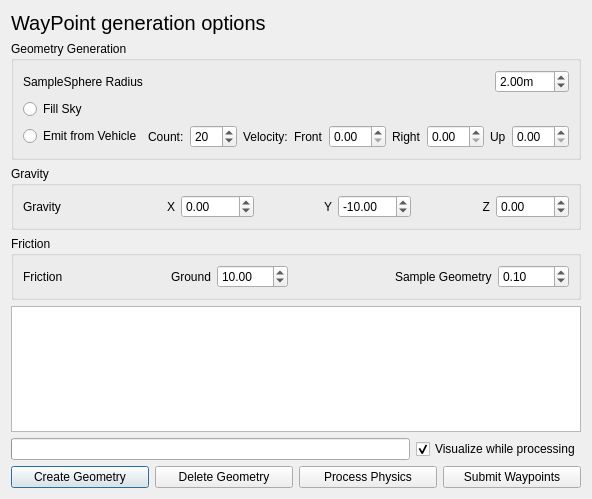
Above: basestation/flightplannerphysicsdialog.ui from wpfhtl/octocopter before the change. Below: the same form after it.
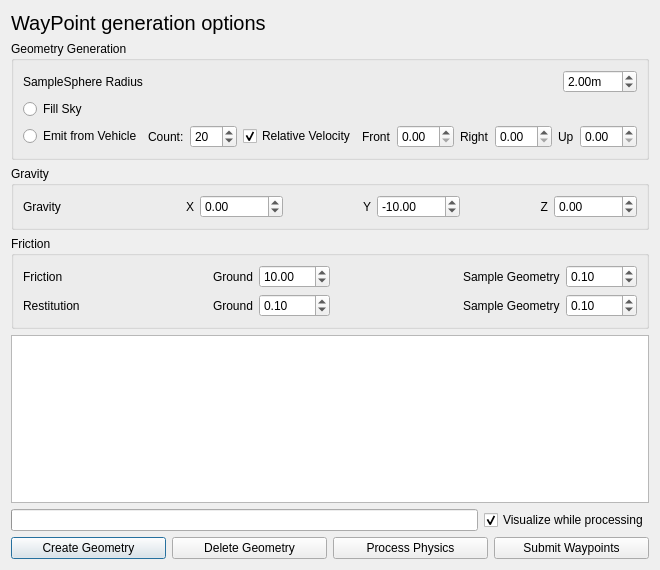
That is the form after the change.

```diff
--- a/basestation/flightplannerphysicsdialog.ui
+++ b/basestation/flightplannerphysicsdialog.ui
@@ -6,8 +6,8 @@
    <rect>
     <x>0</x>
     <y>0</y>
-    <width>531</width>
-    <height>499</height>
+    <width>594</width>
+    <height>570</height>
    </rect>
   </property>
   <property name="windowTitle">
@@ -141,9 +141,12 @@
          </spacer>
         </item>
         <item>
-         <widget class="QLabel" name="label_14">
+         <widget class="QCheckBox" name="mChkBoxRelativeVelocity">
           <property name="text">
-           <string>Velocity:</string>
+           <string>Relative Velocity</string>
+          </property>
+          <property name="checked">
+           <bool>true</bool>
           </property>
          </widget>
         </item>
@@ -305,35 +308,35 @@
      <property name="title">
       <string>Friction</string>
      </property>
-     <layout class="QHBoxLayout" name="horizontalLayout_5">
-      <item>
+     <layout class="QGridLayout" name="gridLayout">
+      <item row="0" column="0">
        <widget class="QLabel" name="label_11">
         <property name="text">
          <string>Friction</string>
         </property>
        </widget>
       </item>
-      <item>
+      <item row="0" column="1">
        <spacer name="horizontalSpacer_2">
         <property name="orientation">
          <enum>Qt::Horizontal</enum>
         </property>
         <property name="sizeHint" stdset="0">
          <size>
-          <width>40</width>
-          <height>20</height>
+          <width>37</width>
+          <height>17</height>
          </size>
         </property>
        </spacer>
       </item>
-      <item>
+      <item row="0" column="2">
        <widget class="QLabel" name="label_12">
         <property name="text">
          <string>Ground</string>
         </property>
        </widget>
       </item>
-      <item>
+      <item row="0" column="3">
        <widget class="QDoubleSpinBox" name="mSpinBoxFrictionGround">
         <property name="maximum">
          <double>1000.000000000000000</double>
@@ -343,27 +346,27 @@
         </property>
        </widget>
       </item>
-      <item>
+      <item row="0" column="4">
        <spacer name="horizontalSpacer_6">
         <property name="orientation">
          <enum>Qt::Horizontal</enum>
         </property>
         <property name="sizeHint" stdset="0">
          <size>
-          <width>40</width>
-          <height>20</height>
+          <width>37</width>
+          <height>17</height>
          </size>
         </property>
        </spacer>
       </item>
-      <item>
+      <item row="0" column="5">
        <widget class="QLabel" name="label_13">
         <property name="text">
          <string>Sample Geometry</string>
         </property>
        </widget>
       </item>
-      <item>
+      <item row="0" column="6">
        <widget class="QDoubleSpinBox" name="mSpinBoxFrictionSampleGeometry">
         <property name="maximum">
          <double>1000.000000000000000</double>
@@ -373,6 +376,73 @@
         </property>
        </widget>
       </item>
+      <item row="1" column="0">
+       <widget class="QLabel" name="label_14">
+        <property name="text">
+         <string>Restitution</string>
+        </property>
+       </widget>
+      </item>
+      <item row="1" column="1">
+       <spacer name="horizontalSpacer_10">
+        <property name="orientation">
+         <enum>Qt::Horizontal</enum>
+        </property>
+        <property name="sizeHint" stdset="0">
+         <size>
+          <width>40</width>
+          <height>20</height>
+         </size>
+        </property>
+       </spacer>
+      </item>
+      <item row="1" column="2">
+       <widget class="QLabel" name="label_15">
+        <property name="text">
+         <string>Ground</string>
+        </property>
+       </widget>
+      </item>
+      <item row="1" column="3">
+       <widget class="QDoubleSpinBox" name="mSpinBoxRestitutionGround">
+        <property name="maximum">
+         <double>1000.000000000000000</double>
+        </property>
+        <property name="value">
+         <double>0.100000000000000</double>
+        </property>
+       </widget>
+      </item>
+      <item row="1" column="4">
+       <spacer name="horizontalSpacer_9">
+        <property name="orientation">
+         <enum>Qt::Horizontal</enum>
+        </property>
+        <property name="sizeHint" stdset="0">
+         <size>
+          <width>40</width>
+          <height>20</height>
+         </size>
+        </property>
+       </spacer>
+      </item>
+      <item row="1" column="5">
+       <widget class="QLabel" name="label_16">
+        <property name="text">
+         <string>Sample Geometry</string>
+        </property>
+       </widget>
+      </item>
+      <item row="1" column="6">
+       <widget class="QDoubleSpinBox" name="mSpinBoxRestitutionSampleGeometry">
+        <property name="maximum">
+         <double>1000.000000000000000</double>
+        </property>
+        <property name="value">
+         <double>0.100000000000000</double>
+        </property>
+       </widget>
+      </item>
      </layout>
     </widget>
    </item>
```
